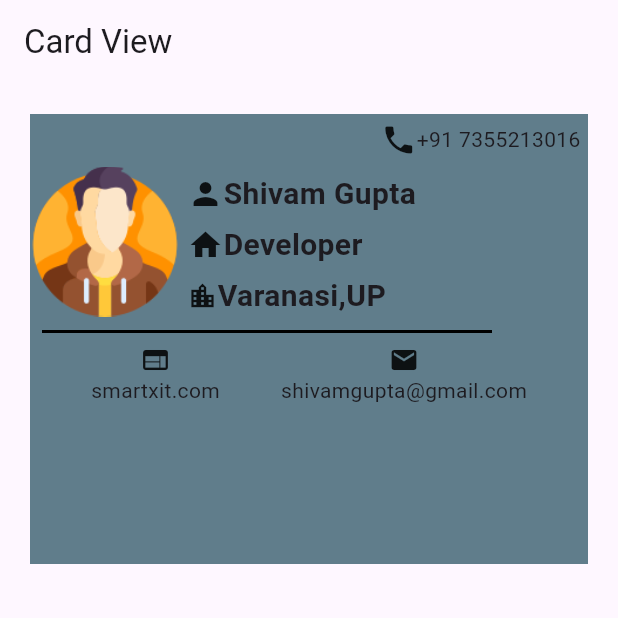
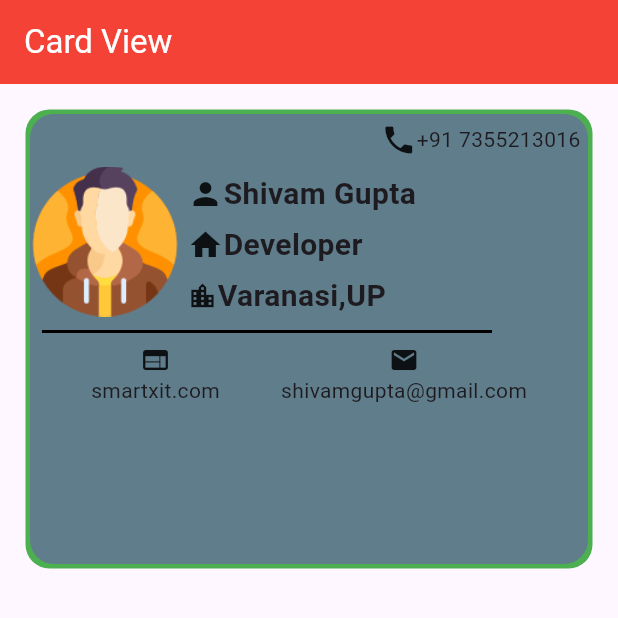
Before and after one commit to smartxitsolutions/cardconnect, a Flutter app: the screen it shows after launch, on a phone screen of 412 x 824 dp, the top half of it. Run offline on Flutter 3.47's test engine with Material 3 defaults, Android fonts, the phone set to English and light mode, and no system bars.

Commit message:
Initial commit

```diff
--- a/lib/home_screen.dart
+++ b/lib/home_screen.dart
@@ -8,14 +8,22 @@ class HomeScreen extends StatelessWidget {
   Widget build(BuildContext context) {
     return Scaffold(
       appBar: AppBar(
-        title: Text('Card View'),
+        title: Text('Card View',
+        style: TextStyle(color: Colors.white),),
+        backgroundColor: Colors.red,
       ),
       body: Padding(
         padding: const EdgeInsets.all(20.0),
         child: Container(
+          decoration: BoxDecoration(
+              borderRadius: BorderRadius.circular(16), color: Colors.blueGrey,// <= No more error here :)
+
+            boxShadow: const [
+              BoxShadow(color: Colors.green, spreadRadius: 3),
+            ],
+          ),
           height: 300,
           width: double.infinity,
-          color: Colors.blueGrey,
           child: Column(
             children: [
               Padding(
```
Also changed, not shown: ui.png (added).
